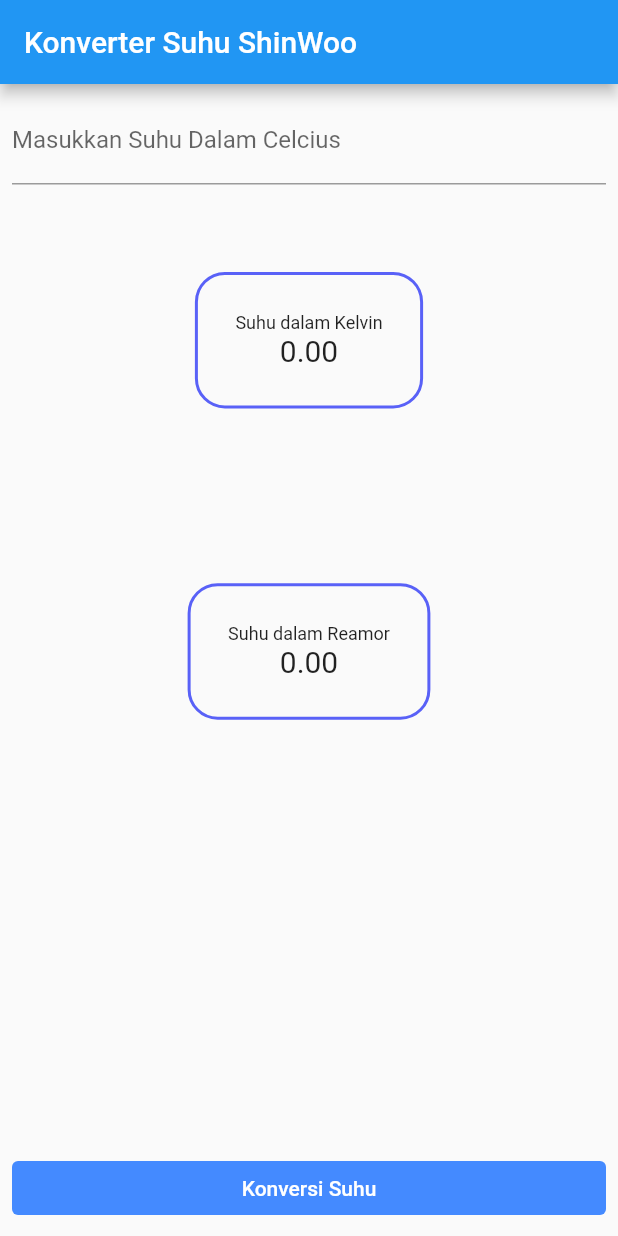
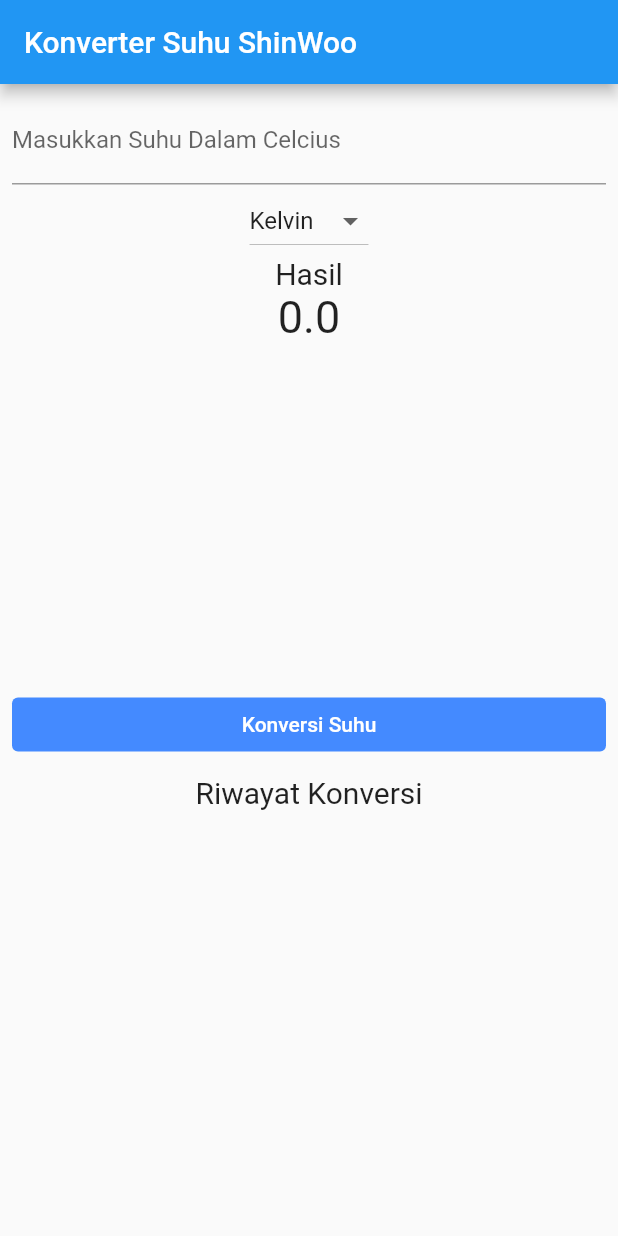
Before and after one commit to JafarMalikIbrahim/konversi_suhu_shinwoo, a Flutter app: the screen it shows after launch, on a phone screen of 412 x 824 dp. Run offline on Flutter 3.47's test engine with Material 2 defaults, Android fonts, the phone set to English and light mode, and no system bars.

Commit message:
Konversi_suhu2.0

```diff
--- /dev/null
+++ b/lib/widget/result.dart
@@ -0,0 +1,25 @@
+import 'package:flutter/material.dart';
+
+class Result extends StatelessWidget {
+  const Result({
+    Key? key,
+    required this.result,
+  }) : super(key: key);
+
+  final double result;
+  @override
+  Widget build(BuildContext context) {
+      return Container(
+      child: Column(
+        children: <Widget>[
+          const Text("Hasil",style: TextStyle(fontSize: 20),),
+          Text(
+      result.toStringAsFixed(1),
+      style: const TextStyle(fontSize: 30),
+      ),
+      ],
+      ),
+    );
+      // );
+  }
+}
--- a/lib/widget/view.dart
+++ b/lib/widget/view.dart
@@ -1,6 +1,7 @@
 import 'package:flutter/material.dart';
 import 'package:konversi_suhu/widget/convert.dart';
 import 'package:konversi_suhu/widget/input.dart';
+import 'package:konversi_suhu/widget/result.dart';
 import '../main.dart';
 import 'mytext.dart';
 
@@ -15,6 +16,11 @@ class _ViewState extends State<View> {
   double _inputUser = 0;
   double _kelvin = 0;
   double _reamur = 0;
+  String _newValue = "Kelvin";
+  double _result= 0;
+
+  List<String> listViewItem = <String>[];
+  var listItem = ["Kelvin", "Reamur"];
 
   final etInput = TextEditingController();
 
@@ -29,9 +35,12 @@ class _ViewState extends State<View> {
   void konversiSuhu() {
     setState(() {
       _inputUser = double.parse(etInput.text);
-      _reamur = (_inputUser - 273.15) * 0.8;
-      _kelvin = 273.15 + _inputUser;
-    });
+        if (_newValue == "Kelvin")
+        _result = _inputUser + 273;
+        else
+        _result = (4 / 5) * _inputUser;
+        });
+        listViewItem.add(_result.toString());
   }
 
   @override
@@ -41,22 +50,55 @@ class _ViewState extends State<View> {
       child: Column(
         children: [
           Input(etInput: etInput),
-          Expanded(
-            child: Column(
-              mainAxisAlignment: MainAxisAlignment.spaceAround,
-              children: <Widget>[
-                MyText(
-                    text1: 'Suhu dalam Kelvin',
-                    text2: _kelvin.toStringAsFixed(2)),
-                MyText(
-                    text1: 'Suhu dalam Reamor',
-                    text2: _reamur.toStringAsFixed(2)),
-              ],
+          DropdownButton<String>(
+              items: listItem.map(myDropDownMenuItem).toList(),
+              value: _newValue,
+              onChanged: onChangeDropDown),
+              Result(result: _result),
+          // Expanded(
+          //   child: Column(
+          //     mainAxisAlignment: MainAxisAlignment.spaceAround,
+          //     children: <Widget>[
+          //       MyText(
+          //           text1: 'Suhu dalam Kelvin',
+          //           text2: _kelvin.toStringAsFixed(2)),
+          //       MyText(
+          //           text1: 'Suhu dalam Reamor',
+          //           text2: _reamur.toStringAsFixed(2)),
+          //     ],
+          //   ),
+          // ),
+          Convert(konvertHandler: konversiSuhu),
+          Container(
+            margin: const EdgeInsets.only(top: 10, bottom: 10),
+            child: const Text("Riwayat Konversi",
+            style: TextStyle(fontSize: 20),
+            ),
+            ),
+            Expanded(
+            child: ListView(
+              children: listViewItem.map((String value) {
+                return Container(
+                  margin: const EdgeInsets.all(10),
+                  child: Text(
+                  value,
+                  style: const TextStyle(fontSize: 15),
+                ));
+              }).toList()
             ),
           ),
-          Convert(konvertHandler: konversiSuhu),
         ],
       ),
     );
   }
+  void onChangeDropDown(String? changeValue) {
+    setState(() {
+      _newValue = changeValue!;
+      konversiSuhu();
+    });
+  }
+
+  DropdownMenuItem<String> myDropDownMenuItem(String value) {
+    return DropdownMenuItem<String>(value: value, child: Text(value));
+  }
 }
```
